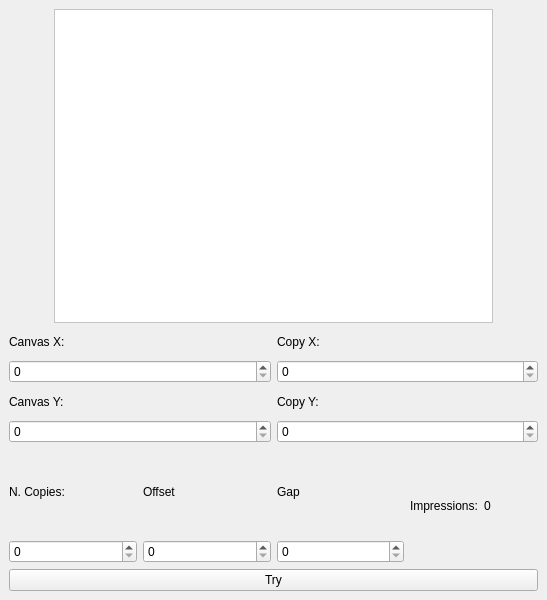
ikerBorr/CanvasPyQT, file mainwindow.ui: the form before one commit.
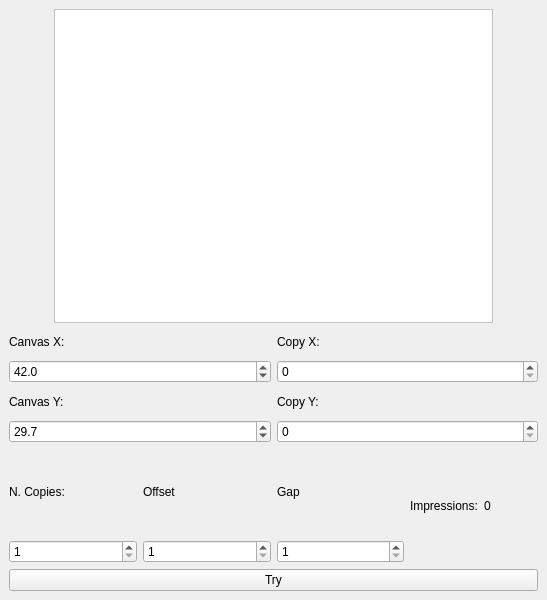
The form after the commit.

What changed in the file:
```diff
--- a/mainwindow.ui
+++ b/mainwindow.ui
@@ -44,7 +44,20 @@
          </widget>
         </item>
         <item>
-         <widget class="QSpinBox" name="SPCanvasX"/>
+         <widget class="QDoubleSpinBox" name="SPCanvasX">
+          <property name="decimals">
+           <number>1</number>
+          </property>
+          <property name="minimum">
+           <double>1.000000000000000</double>
+          </property>
+          <property name="maximum">
+           <double>1000.000000000000000</double>
+          </property>
+          <property name="value">
+           <double>42.000000000000000</double>
+          </property>
+         </widget>
         </item>
         <item>
          <widget class="QLabel" name="label_2">
@@ -54,7 +67,20 @@
          </widget>
         </item>
         <item>
-         <widget class="QSpinBox" name="SPCanvasY"/>
+         <widget class="QDoubleSpinBox" name="SPCanvasY">
+          <property name="decimals">
+           <number>1</number>
+          </property>
+          <property name="minimum">
+           <double>1.000000000000000</double>
+          </property>
+          <property name="maximum">
+           <double>1000.000000000000000</double>
+          </property>
+          <property name="value">
+           <double>29.699999999999999</double>
+          </property>
+         </widget>
         </item>
        </layout>
       </item>
@@ -96,7 +122,14 @@
          </widget>
         </item>
         <item>
-         <widget class="QSpinBox" name="SPNCopies"/>
+         <widget class="QSpinBox" name="SPNCopies">
+          <property name="minimum">
+           <number>1</number>
+          </property>
+          <property name="value">
+           <number>1</number>
+          </property>
+         </widget>
         </item>
        </layout>
       </item>
@@ -110,7 +143,11 @@
          </widget>
         </item>
         <item>
-         <widget class="QSpinBox" name="SPOffset"/>
+         <widget class="QSpinBox" name="SPOffset">
+          <property name="minimum">
+           <number>1</number>
+          </property>
+         </widget>
         </item>
        </layout>
       </item>
@@ -124,7 +161,11 @@
          </widget>
         </item>
         <item>
-         <widget class="QSpinBox" name="SPGap"/>
+         <widget class="QSpinBox" name="SPGap">
+          <property name="minimum">
+           <number>1</number>
+          </property>
+         </widget>
         </item>
        </layout>
       </item>
```
